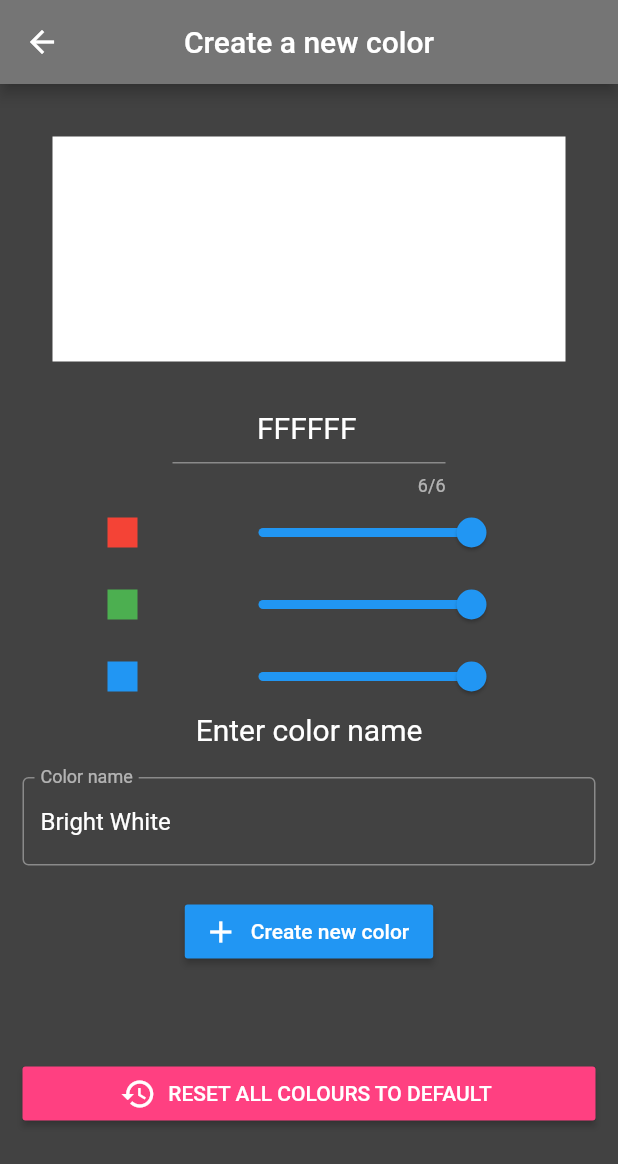
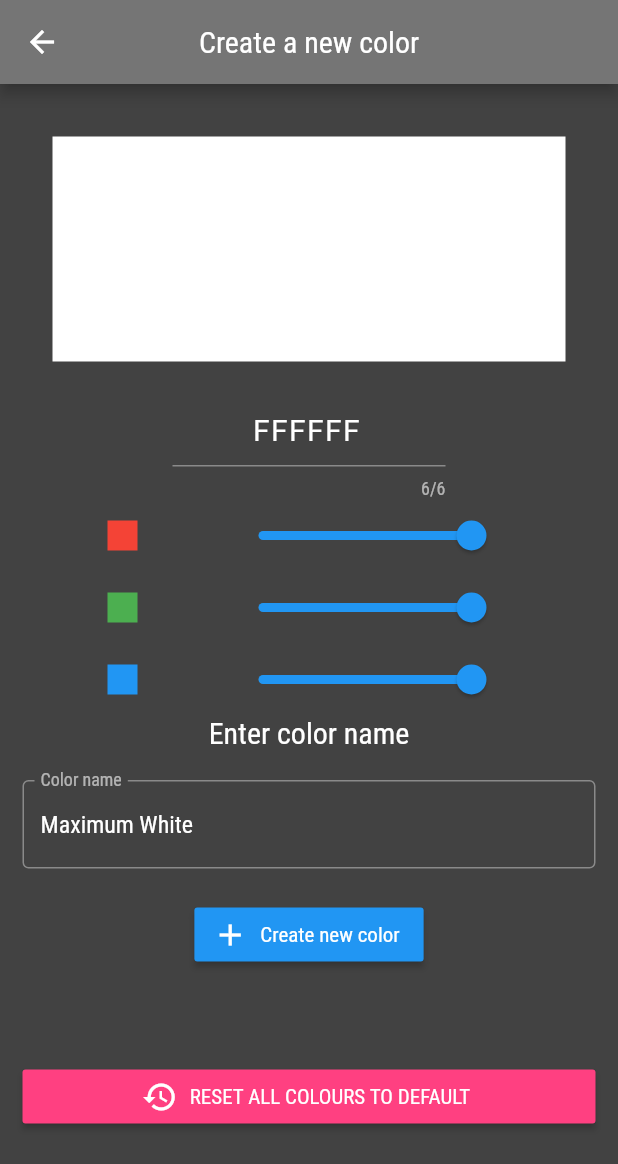
Before and after one commit to JunoNgx/flutter-pura, a Flutter app: the screen it shows after launch, after a tap on the "add" icon, on a phone screen of 412 x 824 dp. Shown: the top 1164 px of the screen. Run offline on Flutter 3.47's test engine with Material 2 defaults, Android fonts, the phone set to English and light mode, and no system bars; our stand-ins replace permission_handler; missing offline and left inert: wallpaperplugin.

Commit message:
Refactored structures and cleaned up codes.

```diff
--- a/lib/default_values_json.dart
+++ /dev/null
@@ -1 +0,0 @@
-String defaultValuesJson = "[{\"hex\":\"902E43\",\"name\":\"Dark Wine Red\"},{\"hex\":\"40826D\",\"name\":\"Viridian\"},{\"hex\":\"C8E6C9\",\"name\":\"Eraser\"},{\"hex\":\"FFCCC1\",\"name\":\"Salmon\"},{\"hex\":\"0080B0\",\"name\":\"Triumph Adler blue\"},{\"hex\":\"F1DDCF\",\"name\":\"Champagne pink\"},{\"hex\":\"E7CD8A\",\"name\":\"Light yellow\"},{\"hex\":\"FEF8EA\",\"name\":\"Light cream\"}]";
--- a/lib/main.dart
+++ b/lib/main.dart
@@ -1,25 +1,15 @@
 import 'package:flutter/material.dart';
-import 'package:wallpaper/layouts/color_list_layout.dart';
-import 'package:wallpaper/default_values_unused.dart';
-import 'package:wallpaper/layouts/create_color_layout.dart';
-import 'package:wallpaper/services/storage.dart';
+import 'package:wallpaper/pages/color_list_page.dart';
 
 void main() {
-  //TODO check local storage for colorList values, if not available then use default values
-
   runApp(MaterialApp(
-    home: ColorListLayout(),
+    home: ColorListPage(),
     theme: ThemeData(
       brightness: Brightness.dark,
       primaryColor: Colors.grey[600],
       accentColor: Colors.teal,
       scaffoldBackgroundColor: Colors.grey[800],
       fontFamily: 'RobotoCondensed',
-//      fontFamilyFallback: ['RobotoMono'],
     ),
-    routes: {
-      '/main': (context) => ColorListLayout(),
-      '/create': (context) => CreateColorLayout(),
-    },
   ));
 }
--- a/lib/layouts/color_list_layout.dart
+++ b/lib/pages/color_list_page.dart
@@ -1,31 +1,24 @@
 import 'dart:convert';
 
 import "package:flutter/material.dart";
-import 'package:wallpaper/default_values_unused.dart';
-import 'package:wallpaper/default_values_json.dart';
-import 'package:wallpaper/layouts/color_layout.dart';
-import 'package:intl/intl.dart';
-import 'package:wallpaper/services/color_object.dart';
-import 'package:wallpaper/layouts/create_color_layout.dart';
+import 'package:wallpaper/widgets/color_grid.dart';
+import 'package:wallpaper/models/color_object.dart';
+import 'package:wallpaper/pages/create_color_page.dart';
 import 'package:wallpaper/services/confirm_action.dart';
-
-import 'package:path_provider/path_provider.dart';
 import 'package:wallpaper/services/storage.dart';
 
-class ColorListLayout extends StatefulWidget {
+class ColorListPage extends StatefulWidget {
 
   List<ColorObject> currentColorList;
   Storage storage = new Storage();
   final GlobalKey<ScaffoldState> _homeScaffoldKey = new GlobalKey<ScaffoldState>();
-
-
-  ColorListLayout({Key key, @required this.currentColorList}): super(key: key);
+  ColorListPage({Key key, @required this.currentColorList}): super(key: key);
 
   @override
-  _ColorListLayoutState createState() => _ColorListLayoutState();
+  _ColorListPageState createState() => _ColorListPageState();
 }
 
-class _ColorListLayoutState extends State<ColorListLayout> {
+class _ColorListPageState extends State<ColorListPage> {
 
   @override
   void initState() {
@@ -40,14 +33,13 @@ class _ColorListLayoutState extends State<ColorListLayout> {
     return SafeArea(
       child: Scaffold(
         key: widget._homeScaffoldKey,
-//        backgroundColor: Colors.grey[850],
           body: GridView.builder(
             itemCount: widget.currentColorList.length,
             gridDelegate: SliverGridDelegateWithFixedCrossAxisCount(
               crossAxisCount: 2,
             ),
             itemBuilder: (context, index) {
-              return(ColorLayout(color: widget.currentColorList[index], parentDeleteAndUpdate: deleteAndUpdate, index: index)); // Learning note: according to StackOverflow
+              return(ColorGrid(color: widget.currentColorList[index], parentDeleteAndUpdate: deleteAndUpdate, index: index)); // Learning note: according to StackOverflow
             },
           ),
         floatingActionButton: FloatingActionButton(
@@ -56,37 +48,21 @@ class _ColorListLayoutState extends State<ColorListLayout> {
           onPressed: () async {
             var returnData = await Navigator.push(
               context,
-              MaterialPageRoute(builder: (context) => CreateColorLayout())
+              MaterialPageRoute(builder: (context) => CreateColorPage())
             );
             if (returnData is Map) {
-              widget._homeScaffoldKey.currentState.showSnackBar(new SnackBar(
-                  content: Text('New color \'' + returnData['name'] + '\' has been created.' ),
-                  backgroundColor: Colors.grey[600],
-                  duration: const Duration(seconds: 2),
-                )
-              );
               widget.currentColorList.add(new ColorObject(returnData['hex'], returnData['name']));
-              setState(() {});
-              writeLocalStorage();
-
+              showSnackbar('New color \'' + returnData['name'] + '\' has been created.');
 
             } else if (returnData == ConfirmAction.RESET_ALL){
-              widget._homeScaffoldKey.currentState.showSnackBar(new SnackBar(
-                  content: Text('All colours have been restored to default values.' ),
-                  backgroundColor: Colors.grey[600],
-                  duration: const Duration(seconds: 3)
-                )
-              );
-
               // Learning note: await to make sure that data has been written into currentColorList before writing
               await resetDefaultValues();
-              writeLocalStorage();
-              setState(() {});
+              showSnackbar('All colours have been restored to default values.');
             }
-
+            writeLocalStorage();
+            setState(() {});
           },
         ),
-        //floatingActionButtonLocation: FloatingActionButtonLocation.miniStartTop,
       ),
     );
   }
@@ -116,12 +92,10 @@ class _ColorListLayoutState extends State<ColorListLayout> {
   void writeLocalStorage() {
     String jsonContent = jsonEncode(widget.currentColorList);
     widget.storage.writeData(jsonContent);
-    print("Storage data written");
   }
 
   void readLocalStorage() {
     buildColorListFromJson(widget.storage.readData());
-    debugPrint('Data read from local storage');
   }
 
   void resetDefaultValues() {
@@ -135,17 +109,16 @@ class _ColorListLayoutState extends State<ColorListLayout> {
 
     jsonContent.forEach((element){
       ColorObject newObject =  ColorObject(element["hex"], element["name"]);
-      print('item created');
       widget.currentColorList.add(newObject);
     });
     setState((){});
   }
 
-  void showSnackbarDebug(String content) {
+  void showSnackbar(String content) {
     widget._homeScaffoldKey.currentState.showSnackBar(new SnackBar(
         content: Text(content),
         backgroundColor: Colors.grey[600],
-        duration: const Duration(seconds: 4),
+        duration: const Duration(seconds: 3),
       )
     );
   }
--- a/lib/layouts/create_color_layout.dart
+++ b/lib/pages/create_color_page.dart
@@ -1,20 +1,19 @@
 import 'package:flutter/material.dart';
-import 'package:wallpaper/services/color_object.dart';
 import 'package:wallpaper/services/confirm_action.dart';
 
-class CreateColorLayout extends StatefulWidget {
+class CreateColorPage extends StatefulWidget {
   @override
-  _CreateColorLayoutState createState() => _CreateColorLayoutState();
+  _CreateColorPageState createState() => _CreateColorPageState();
 }
 
-class _CreateColorLayoutState extends State<CreateColorLayout> {
+class _CreateColorPageState extends State<CreateColorPage> {
 
   double _red = 255;
   double _green = 255;
   double _blue = 255;
   String hexCode = "FFFFFF";
 
-  final nameFieldController = TextEditingController(text: 'Bright White');
+  final nameFieldController = TextEditingController(text: 'Maximum White');
   final hexFieldController = TextEditingController(text: 'FFFFFF');
   final _hexFormKey = GlobalKey<FormState>();
 
@@ -22,10 +21,6 @@ class _CreateColorLayoutState extends State<CreateColorLayout> {
   @override
   void initState() {
     super.initState();
-
-//    debugPrint(isAHexCode('DSFDSFD').toString());
-//    debugPrint(hexCodeValidator('1111FF11').toString());
-//    debugPrint(hexCodeValidator('1111FF').toString());
   }
 
   // Learning note: override to dispose of TextEditingController as well
@@ -39,11 +34,9 @@ class _CreateColorLayoutState extends State<CreateColorLayout> {
   @override
   Widget build(BuildContext context) {
     return Scaffold(
-//      backgroundColor: Colors.grey[850],
       appBar: AppBar(
         title: Text('Create a new color'),
         centerTitle: true,
-//        backgroundColor: Colors.grey[600],
       ),
       body: ListView(
         padding: const EdgeInsets.all(15.0),
@@ -64,7 +57,6 @@ class _CreateColorLayoutState extends State<CreateColorLayout> {
                 maxLength: 6,
                 maxLengthEnforced: true,
                 onChanged: (inputString) {
-                  debugPrint("changed");
                   if (_hexFormKey.currentState.validate()) {
                     _red = int.parse(inputString.substring(0,2), radix: 16).toDouble();
                     _green = int.parse(inputString.substring(2,4), radix: 16).toDouble();
@@ -74,13 +66,9 @@ class _CreateColorLayoutState extends State<CreateColorLayout> {
                   }
                 },
                 validator: (inputString) {
-                  //TODO figure out why validator isn't running
-                  debugPrint('Validating');
                   if (!isAHexCode(inputString)) {
-                    debugPrint('VAlidtor returned invalid');
                     return "Please enter a valid hex color";
                   }
-                    debugPrint('VAlidtor returned null');
                     return null;
                 },
                 textAlign: TextAlign.center,
@@ -183,10 +171,6 @@ class _CreateColorLayoutState extends State<CreateColorLayout> {
                 border: OutlineInputBorder(),
                 labelText: 'Color name',
                 hintText: 'Enter new color\'s name here',
-//                labelStyle: TextStyle(
-//                  color: Colors.white,
-//                ),
-//                fillColor: Colors.white,
               ),
             ),
           ),
--- a/lib/services/confirm_action.dart
+++ b/lib/services/confirm_action.dart
@@ -1 +1 @@
-enum ConfirmAction {CANCEL, SET_WALLPAPER, DELETE, RESET_ALL}
+enum ConfirmAction {CANCEL, DELETE, RESET_ALL}
--- a/lib/services/storage.dart
+++ b/lib/services/storage.dart
@@ -1,11 +1,9 @@
-import 'dart:convert';
 import 'package:flutter/foundation.dart';
+import 'package:flutter/rendering.dart';
+import 'package:flutter/services.dart';
 import 'dart:async';
 import 'dart:io';
 import 'package:path_provider/path_provider.dart';
-
-import 'package:wallpaper/default_values_json.dart';
-import 'package:wallpaper/services/color_object.dart';
 
 class Storage {
 
@@ -19,30 +17,6 @@ class Storage {
     return File('$path/colorStorage.json');
   }
 
-//  Future<dynamic> readData() async {
-//    try {
-//      final file = await _localFile;
-//      dynamic content = await file.readAsString();
-////      var decodedContent = jsonDecode(content);
-////        return decodedContent.toString();
-//      return content;
-//    } catch (e) {
-//      debugPrint('Local storage not available or retrieval failed. Using default values.');
-//      return defaultValuesJson;
-//    }
-//  }
-
-//  Future<dynamic> readData() async {
-//    try {
-//      final file = await _localFile;
-//      dynamic content = await file.readAsString();
-//      return content;
-//    } catch (e) {
-//      debugPrint('Local storage not available or retrieval failed. Using default values.');
-//      return retrieveDefaultValues();
-//    }
-//  }
-
   Future<dynamic> readData() async {
     try {
       final file = await _localFile;
@@ -54,8 +28,8 @@ class Storage {
     }
   }
 
-  Future<dynamic> retrieveDefaultValues() async {
-    return defaultValuesJson;
+  Future<String> retrieveDefaultValues() async {
+    return await rootBundle.loadString("assets/default_values.json");
   }
 
   Future<File> writeData(String data) async {
@@ -63,5 +37,4 @@ class Storage {
     return file.writeAsString(data);
   }
 
-
 }
```
Also changed, not shown: assets/default_values.json (added, +34 -0 lines), lib/default_values_unused.dart (deleted, +0 -12 lines), lib/pages/screenshot_page.dart (renamed from lib/layouts/screenshot_room.dart, +4 -4 lines), lib/widgets/color_detail_dialog.dart (renamed from lib/layouts/color_detail_dialog.dart, +5 -16 lines), lib/widgets/color_grid.dart (renamed from lib/layouts/color_layout.dart, +5 -19 lines), pubspec.yaml (+10 -14 lines), lib/models/color_object.dart (renamed from lib/services/color_object.dart).
